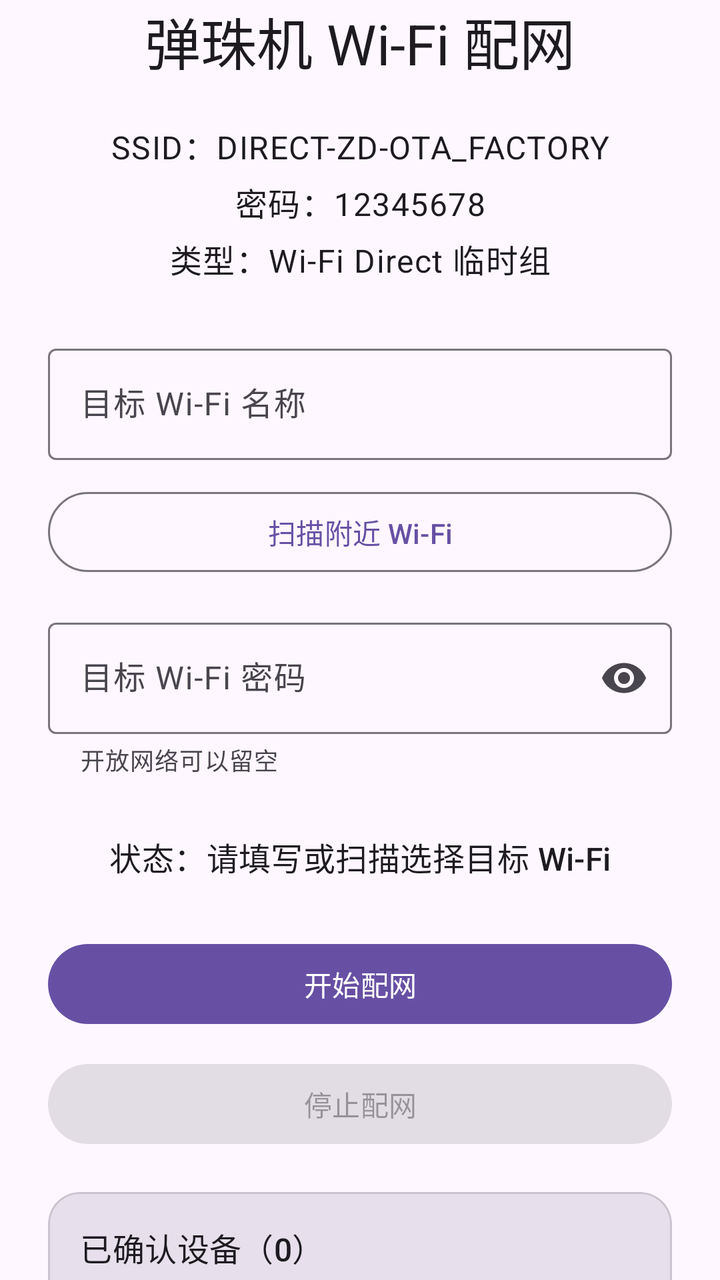
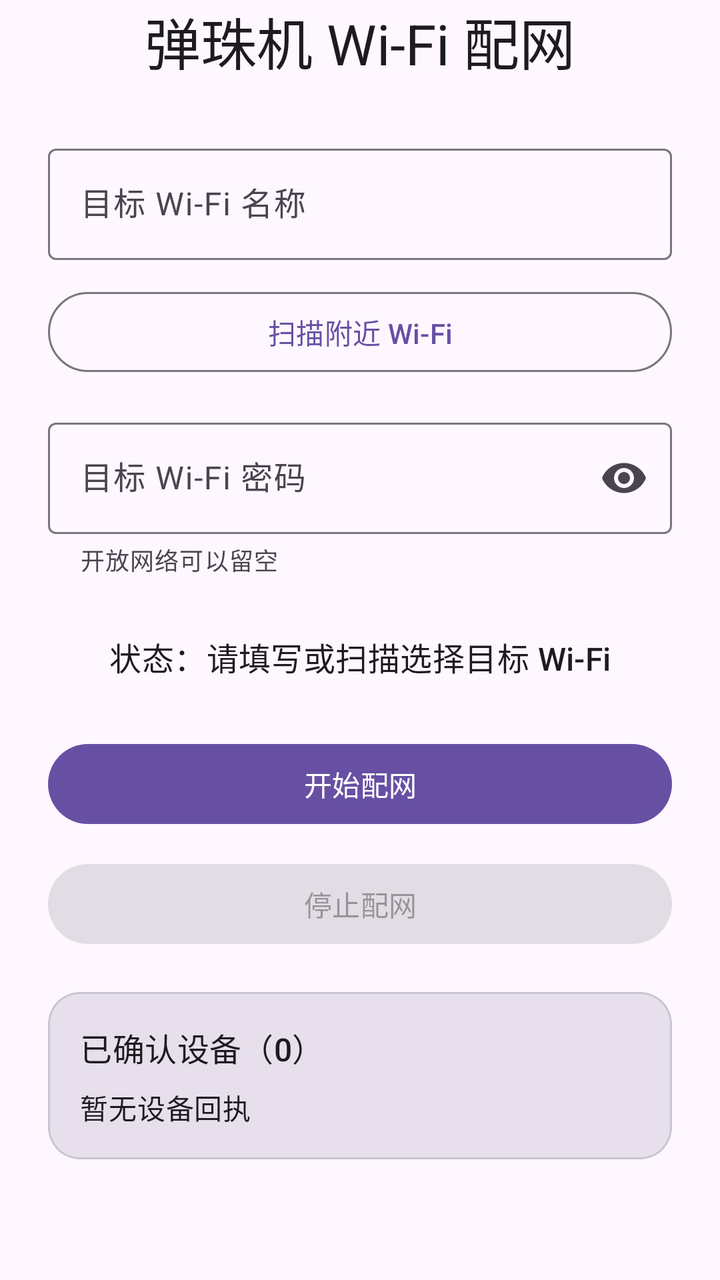

Before-and-after screenshots of an Android layout around one commit, followed by the original layout XML and the change that was made.
<!-- AndroidManifest.xml: application theme Theme.ZedaProvision -->
<!-- res/layout/activity_main.xml -->
<?xml version="1.0" encoding="utf-8"?>
<androidx.core.widget.NestedScrollView xmlns:android="http://schemas.android.com/apk/res/android"
    xmlns:app="http://schemas.android.com/apk/res-auto"
    xmlns:tools="http://schemas.android.com/tools"
    android:id="@+id/main"
    android:layout_width="match_parent"
    android:layout_height="match_parent"
    android:fillViewport="true"
    tools:context=".MainActivity">

    <LinearLayout
        android:layout_width="match_parent"
        android:layout_height="wrap_content"
        android:gravity="center_horizontal"
        android:orientation="vertical"
        android:paddingHorizontal="24dp"
        android:paddingBottom="24dp">

        <TextView
            android:id="@+id/titleTextView"
            android:layout_width="wrap_content"
            android:layout_height="wrap_content"
            android:text="@string/hotspot_title"
            android:textAppearance="@style/TextAppearance.Material3.HeadlineMedium" />

        <TextView
            android:id="@+id/hotspotInfoTextView"
            android:layout_width="match_parent"
            android:layout_height="wrap_content"
            android:layout_marginTop="20dp"
            android:gravity="center"
            android:text="@string/hotspot_info"
            android:textAppearance="@style/TextAppearance.Material3.BodyLarge" />

        <com.google.android.material.textfield.TextInputLayout
            android:id="@+id/ssidInputLayout"
            android:layout_width="match_parent"
            android:layout_height="wrap_content"
            android:layout_marginTop="28dp"
            android:hint="@string/target_wifi_ssid_hint"
            app:endIconMode="clear_text">

            <com.google.android.material.textfield.TextInputEditText
                android:id="@+id/ssidEditText"
                android:layout_width="match_parent"
                android:layout_height="wrap_content"
                android:imeOptions="actionNext"
                android:inputType="text"
                android:maxLines="1" />

        </com.google.android.material.textfield.TextInputLayout>

        <Button
            android:id="@+id/scanButton"
            style="@style/Widget.Material3.Button.OutlinedButton"
            android:layout_width="match_parent"
            android:layout_height="wrap_content"
            android:layout_marginTop="12dp"
            android:text="@string/scan_nearby_wifi" />

        <com.google.android.material.textfield.TextInputLayout
            android:id="@+id/passwordInputLayout"
            android:layout_width="match_parent"
            android:layout_height="wrap_content"
            android:layout_marginTop="16dp"
            android:hint="@string/target_wifi_password_hint"
            app:endIconMode="password_toggle"
            app:helperText="@string/target_wifi_password_helper">

            <com.google.android.material.textfield.TextInputEditText
                android:id="@+id/passwordEditText"
                android:layout_width="match_parent"
                android:layout_height="wrap_content"
                android:imeOptions="actionDone"
                android:inputType="textPassword"
                android:maxLines="1" />

        </com.google.android.material.textfield.TextInputLayout>

        <TextView
            android:id="@+id/statusTextView"
            android:layout_width="match_parent"
            android:layout_height="wrap_content"
            android:layout_marginTop="28dp"
            android:gravity="center"
            android:text="@string/status_ready"
            android:textAppearance="@style/TextAppearance.Material3.TitleMedium" />

        <Button
            android:id="@+id/startButton"
            android:layout_width="match_parent"
            android:layout_height="wrap_content"
            android:layout_marginTop="28dp"
            android:text="@string/start_provisioning" />

        <Button
            android:id="@+id/stopButton"
            android:layout_width="match_parent"
            android:layout_height="wrap_content"
            android:layout_marginTop="12dp"
            android:enabled="false"
            android:text="@string/stop_provisioning" />

        <com.google.android.material.card.MaterialCardView
            android:layout_width="match_parent"
            android:layout_height="wrap_content"
            android:layout_marginTop="20dp"
            app:cardBackgroundColor="?attr/colorSurfaceVariant"
            app:cardCornerRadius="16dp"
            app:cardElevation="0dp">

            <LinearLayout
                android:layout_width="match_parent"
                android:layout_height="wrap_content"
                android:orientation="vertical"
                android:padding="16dp">

                <TextView
                    android:id="@+id/confirmedDevicesTitleTextView"
                    android:layout_width="match_parent"
                    android:layout_height="wrap_content"
                    android:text="@string/confirmed_devices_title_initial"
                    android:textAppearance="@style/TextAppearance.Material3.TitleMedium" />

                <TextView
                    android:id="@+id/confirmedDevicesListTextView"
                    android:layout_width="match_parent"
                    android:layout_height="wrap_content"
                    android:layout_marginTop="8dp"
                    android:text="@string/confirmed_devices_empty"
                    android:textAppearance="@style/TextAppearance.Material3.BodyMedium"
                    android:textIsSelectable="true" />

            </LinearLayout>

        </com.google.android.material.card.MaterialCardView>

    </LinearLayout>

</androidx.core.widget.NestedScrollView>
<!-- resources referenced by this layout -->
<resources>
  <string name="confirmed_devices_empty">暂无设备回执</string>
  <string name="confirmed_devices_title_initial">已确认设备（0）</string>
  <string name="hotspot_info">SSID：DIRECT-ZD-OTA_FACTORY\n密码：12345678\n类型：Wi-Fi Direct 临时组</string>
  <string name="hotspot_title">弹珠机 Wi-Fi 配网</string>
  <string name="scan_nearby_wifi">扫描附近 Wi-Fi</string>
  <string name="start_provisioning">开始配网</string>
  <string name="status_ready">状态：请填写或扫描选择目标 Wi-Fi</string>
  <string name="stop_provisioning">停止配网</string>
  <string name="target_wifi_password_helper">开放网络可以留空</string>
  <string name="target_wifi_password_hint">目标 Wi-Fi 密码</string>
  <string name="target_wifi_ssid_hint">目标 Wi-Fi 名称</string>
  <style name="Theme.ZedaProvision" parent="Base.Theme.ZedaProvision" />
  <style name="Base.Theme.ZedaProvision" parent="Theme.Material3.DayNight.NoActionBar">
          
          
      </style>
</resources>

<!-- the commit's change to res/layout/activity_main.xml (unified diff, before → after) -->
@@ -22,15 +22,6 @@
             android:layout_height="wrap_content"
             android:text="@string/hotspot_title"
             android:textAppearance="@style/TextAppearance.Material3.HeadlineMedium" />
-
-        <TextView
-            android:id="@+id/hotspotInfoTextView"
-            android:layout_width="match_parent"
-            android:layout_height="wrap_content"
-            android:layout_marginTop="20dp"
-            android:gravity="center"
-            android:text="@string/hotspot_info"
-            android:textAppearance="@style/TextAppearance.Material3.BodyLarge" />
 
         <com.google.android.material.textfield.TextInputLayout
             android:id="@+id/ssidInputLayout"
<!-- resource entries referenced after the edit -->
@@ -2,7 +2,6 @@
 <resources>
   <string name="confirmed_devices_empty">暂无设备回执</string>
   <string name="confirmed_devices_title_initial">已确认设备（0）</string>
-  <string name="hotspot_info">SSID：DIRECT-ZD-OTA_FACTORY\n密码：12345678\n类型：Wi-Fi Direct 临时组</string>
   <string name="hotspot_title">弹珠机 Wi-Fi 配网</string>
   <string name="scan_nearby_wifi">扫描附近 Wi-Fi</string>
   <string name="start_provisioning">开始配网</string>
